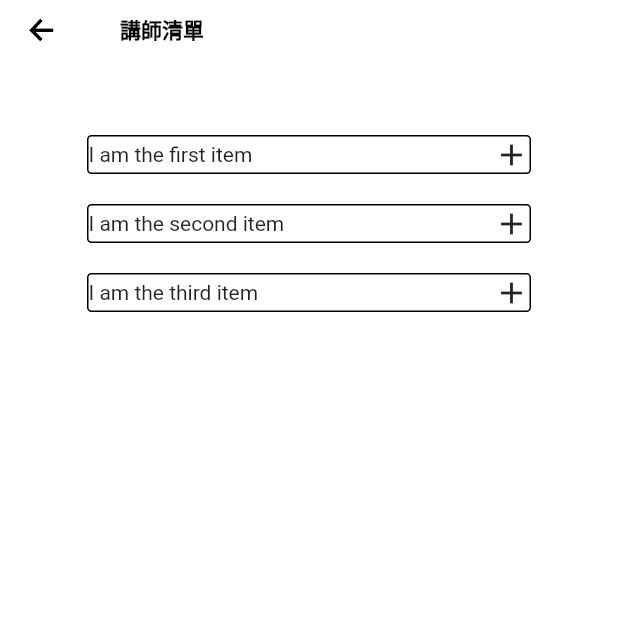
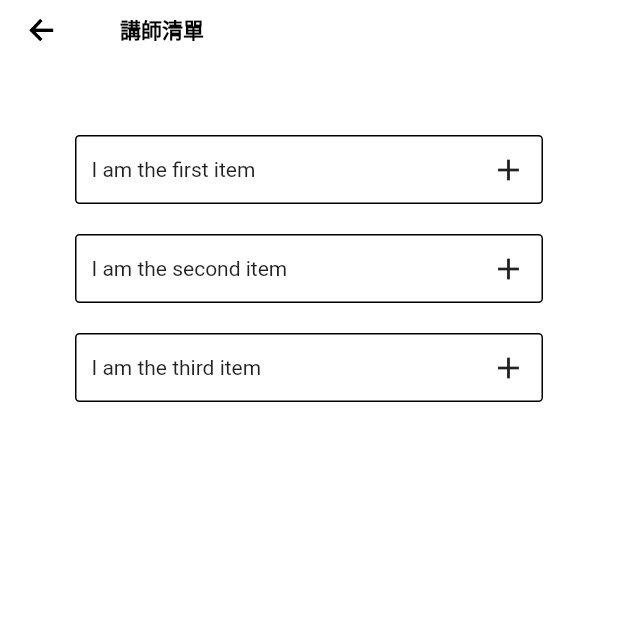
Before and after one commit to weskao/course_selection_system, a Flutter app: the screen it shows after launch, on a phone screen of 412 x 824 dp, the top half of it. Run offline on Flutter 3.47's test engine with Material 2 defaults, Android fonts, the phone set to English and light mode, and no system bars; drawn by our look-alikes of scroll_to_index; our stand-ins replace flutter_riverpod, flutter_screenutil.

Commit message:
Set item padding

```diff
--- a/lib/src/presentation/views/instructor_list/InstructorListPage.dart
+++ b/lib/src/presentation/views/instructor_list/InstructorListPage.dart
@@ -18,6 +18,7 @@ class InstructorListPage extends StatelessWidget {
           ),
           borderRadius: BorderRadius.circular(3),
         ),
+        itemPadding: const EdgeInsets.all(10),
         trailing: const Icon(Icons.add),
         // trailing: const Icon(Icons.minimize),
         children: [
--- a/lib/src/presentation/widgets/toggle_list/src/toggle_list.dart
+++ b/lib/src/presentation/widgets/toggle_list/src/toggle_list.dart
@@ -96,6 +96,7 @@ class ToggleList extends StatefulWidget {
   final EdgeInsets viewPadding;
 
   final BoxDecoration? itemBorderDecoration;
+  final EdgeInsetsGeometry? itemPadding;
 
   /// Constructs a toggle list, that holds [ToggleListItem]s.
   ///
@@ -108,7 +109,8 @@ class ToggleList extends StatefulWidget {
     this.curve = Curves.easeIn,
     this.divider = const SizedBox(height: 20),
     this.flipTrailingOnToggle = true,
-    this.innerPadding = const EdgeInsets.symmetric(horizontal: 8),
+    this.innerPadding = const EdgeInsets.all(0),
+    this.itemPadding = const EdgeInsets.all(0),
     this.toggleAnimationDuration = const Duration(milliseconds: 500),
     this.sectionsLeftExpanded = Sections.last,
     this.scrollDirection = Axis.vertical,
@@ -171,6 +173,7 @@ class _ToggleListState extends State<ToggleList> {
           separatorBuilder: (context, index) => widget.divider,
           itemBuilder: (context, index) {
             return Container(
+              padding: widget.itemPadding,
               decoration: widget.itemBorderDecoration,
               child: ToggleListData(
                 child: widget.children[index],
```
